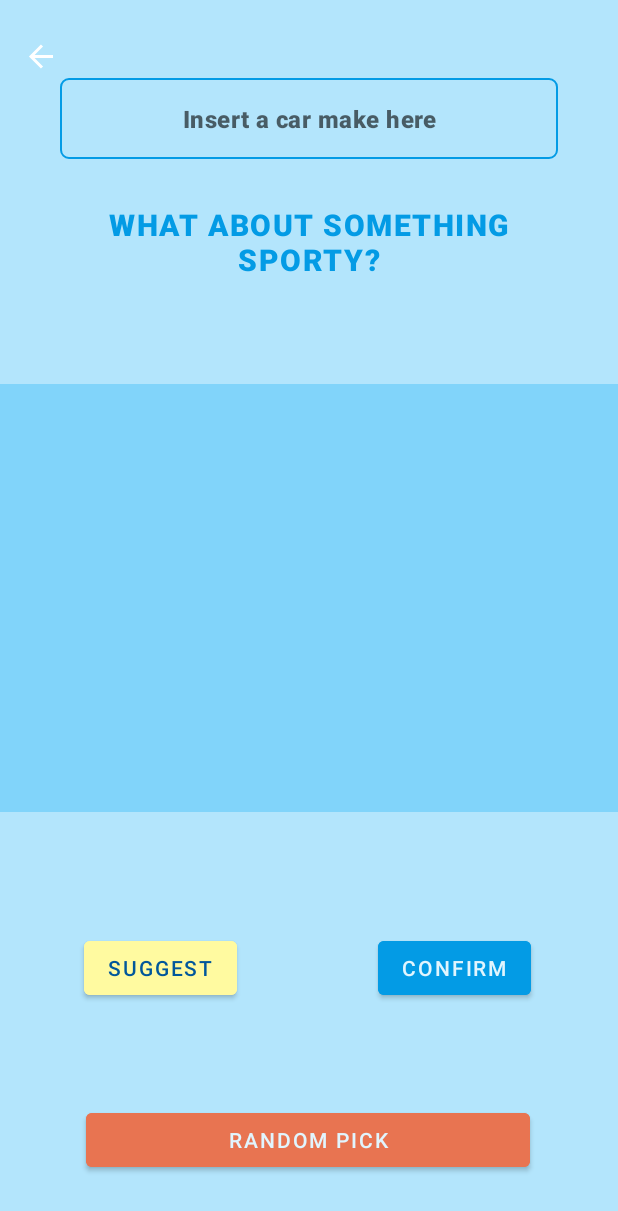
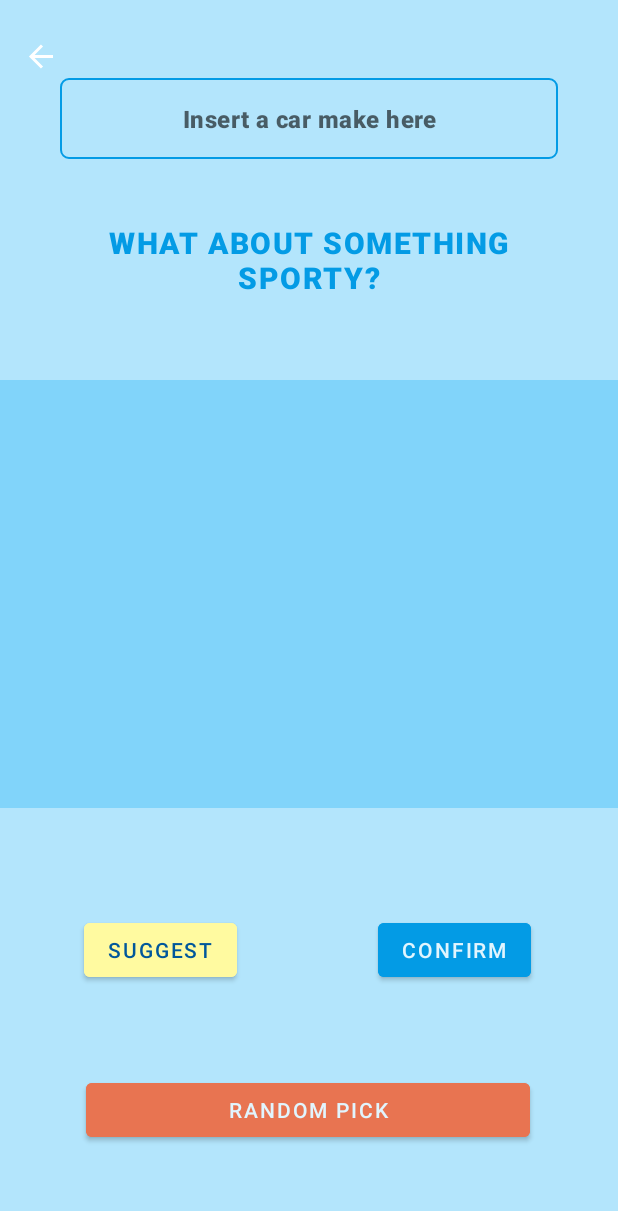
Before and after one commit to PolishHunter/CarPickerdia, an Android app: the screen it shows after launch once a user with an empty profile is signed in (HomeAppActivity), after a tap on "CASUAL", on a phone screen of 412 x 824 dp. Shown: the top 1211 px of the screen. Run offline under Robolectric (Android 15) with nearby library versions, the phone set to English and light mode, and no system bars; our stand-ins replace Firebase (no records; nobody signed in at launch, a user with empty details on screens opened directly), navigation-ui; libraries missing offline, so code that uses them is left out: com.firebase.ui, es.dmoral.toasty; pictures from the network do not load.

Commit message:
Carpickerdia Final V3 Update For Now

```diff
--- a/app/src/main/res/drawable/ic_baseline_check_box_24.xml
+++ b/app/src/main/res/drawable/ic_baseline_check_box_24.xml
@@ -5,6 +5,6 @@
     android:viewportHeight="24"
     android:tint="?attr/colorControlNormal">
   <path
-      android:fillColor="@android:color/black"
+      android:fillColor="@android:color/holo_blue_dark"
       android:pathData="M19,3L5,3c-1.11,0 -2,0.9 -2,2v14c0,1.1 0.89,2 2,2h14c1.11,0 2,-0.9 2,-2L21,5c0,-1.1 -0.89,-2 -2,-2zM10,17l-5,-5 1.41,-1.41L10,14.17l7.59,-7.59L19,8l-9,9z"/>
 </vector>
--- a/app/src/main/res/layout/fragment_information.xml
+++ b/app/src/main/res/layout/fragment_information.xml
@@ -50,7 +50,7 @@
     <TextView
         android:id="@+id/text_info_suggest_display"
         style="@style/header3"
-        android:layout_marginTop="30dp"
+        android:layout_marginTop="42dp"
         android:text="@string/input_info_question_suggest"
         app:layout_constraintEnd_toEndOf="parent"
         app:layout_constraintHorizontal_bias="0.495"
@@ -68,16 +68,16 @@
         app:layout_constraintHorizontal_bias="0.0"
         app:layout_constraintStart_toStartOf="parent"
         app:layout_constraintTop_toBottomOf="@+id/text_info_suggest_display"
-        app:layout_constraintVertical_bias="0.263" />
+        app:layout_constraintVertical_bias="0.236" />
 
     <Button
         android:id="@+id/button_random_pick_info"
         android:layout_width="296dp"
         android:layout_height="wrap_content"
-        android:layout_marginBottom="40dp"
+        android:layout_marginBottom="60dp"
         android:backgroundTint="@color/randomize_red"
+        android:text="@string/input_button_random_pick"
         android:textColor="@color/blue_50"
-        android:text="@string/input_button_random_pick"
         app:layout_constraintBottom_toBottomOf="parent"
         app:layout_constraintEnd_toEndOf="parent"
         app:layout_constraintHorizontal_bias="0.495"
--- a/app/src/main/res/layout/fragment_results.xml
+++ b/app/src/main/res/layout/fragment_results.xml
@@ -24,7 +24,7 @@
         android:layout_width="200dp"
         android:layout_height="360dp"
         android:background="@drawable/rounded_virtual_card"
-        android:backgroundTint="@color/blue_400"
+        android:backgroundTint="@color/blue_300"
         app:layout_constraintBottom_toTopOf="@+id/view_results_4"
         app:layout_constraintEnd_toEndOf="parent"
         app:layout_constraintStart_toEndOf="@+id/view_results_1"
@@ -35,7 +35,7 @@
         android:layout_width="200dp"
         android:layout_height="360dp"
         android:background="@drawable/rounded_virtual_card"
-        android:backgroundTint="@color/blue_400"
+        android:backgroundTint="@color/blue_300"
         app:layout_constraintBottom_toBottomOf="parent"
         app:layout_constraintEnd_toStartOf="@+id/view_results_4"
         app:layout_constraintStart_toStartOf="parent"
@@ -46,7 +46,7 @@
         android:layout_width="200dp"
         android:layout_height="360dp"
         android:background="@drawable/rounded_virtual_card"
-        android:backgroundTint="@color/blue_400"
+        android:backgroundTint="@color/blue_300"
         app:layout_constraintBottom_toBottomOf="parent"
         app:layout_constraintEnd_toEndOf="parent"
         app:layout_constraintStart_toEndOf="@+id/view_results_3"
--- a/app/src/main/res/layout/row_car_brand.xml
+++ b/app/src/main/res/layout/row_car_brand.xml
@@ -11,7 +11,7 @@
         android:padding="10dp"
         android:layout_margin="10dp"
         android:background="@drawable/rounded_edit_text"
-        android:backgroundTint="@color/blue_400"
+        android:backgroundTint="@color/blue_300"
         >
 
         <ImageView
--- a/app/src/main/res/layout/row_car_model.xml
+++ b/app/src/main/res/layout/row_car_model.xml
@@ -11,7 +11,7 @@
         android:padding="10dp"
         android:layout_margin="10dp"
         android:background="@drawable/rounded_edit_text"
-        android:backgroundTint="@color/blue_400"
+        android:backgroundTint="@color/blue_300"
         >
 
         <ImageView
```
